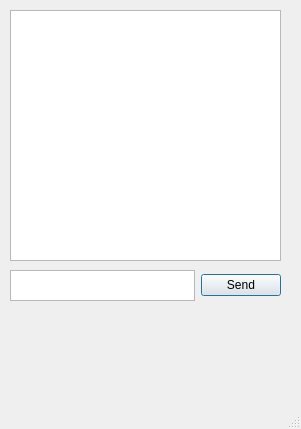
Before: the Qt Designer form chatwindow.ui in piotrek-pl/JupiterClient-2.0, drawn with Qt 5.
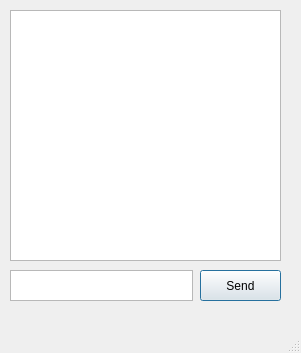
After: the same form once the commit is applied.

```diff
--- a/chatwindow.ui
+++ b/chatwindow.ui
@@ -7,7 +7,7 @@
     <x>0</x>
     <y>0</y>
     <width>301</width>
-    <height>429</height>
+    <height>353</height>
    </rect>
   </property>
   <property name="minimumSize">
@@ -36,30 +36,25 @@
      </rect>
     </property>
    </widget>
-   <widget class="QWidget" name="widget" native="true">
+   <widget class="QTextEdit" name="messageInput">
     <property name="geometry">
      <rect>
       <x>10</x>
       <y>270</y>
-      <width>271</width>
+      <width>183</width>
       <height>31</height>
      </rect>
     </property>
-    <widget class="QWidget" name="horizontalLayoutWidget_2">
-     <property name="geometry">
-      <rect>
-       <x>0</x>
-       <y>0</y>
-       <width>271</width>
-       <height>31</height>
-      </rect>
-     </property>
-     <layout class="QHBoxLayout" name="horizontalLayout">
-      <item>
-       <widget class="QTextEdit" name="messageInput"/>
-      </item>
-      <item>
+   </widget>
        <widget class="QPushButton" name="sendButton">
+    <property name="geometry">
+     <rect>
+      <x>200</x>
+      <y>270</y>
+      <width>81</width>
+      <height>31</height>
+     </rect>
+    </property>
         <property name="text">
          <string>Send</string>
         </property>
@@ -69,10 +64,6 @@
         <property name="default">
          <bool>true</bool>
         </property>
-       </widget>
-      </item>
-     </layout>
-    </widget>
    </widget>
   </widget>
   <widget class="QMenuBar" name="menubar">
```
Lines whose indentation alone changed are shown as unchanged.
